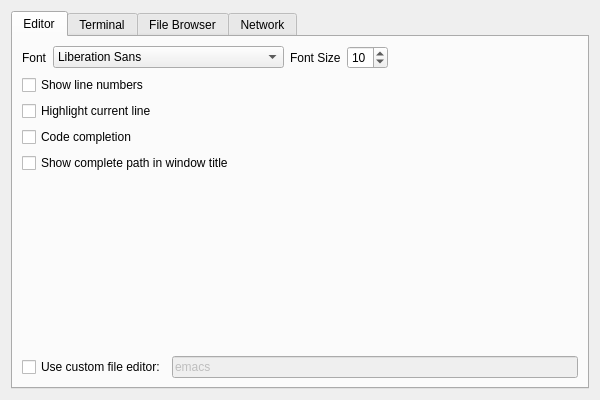
Above: gui/src/SettingsDialog.ui from ctaggart/octave before the change. Below: the same form after it.
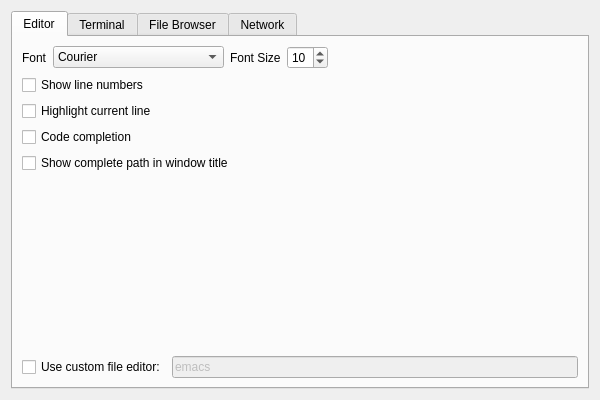
That is the form after the change. The open tabs and pages were chosen to show the change.

Commit message:
Now only monospaced fonts are allowed for editor font.
* SettingsDialog.ui: Changed property of font selection widget.

branch : gui

Diff of the .ui file:
```diff
--- a/gui/src/SettingsDialog.ui
+++ b/gui/src/SettingsDialog.ui
@@ -55,6 +55,9 @@
              <property name="editable">
               <bool>false</bool>
              </property>
+             <property name="fontFilters">
+              <set>QFontComboBox::MonospacedFonts</set>
+             </property>
             </widget>
            </item>
            <item>
```
Left out of the diff: 2 changed lines with no effect on the pictures.
